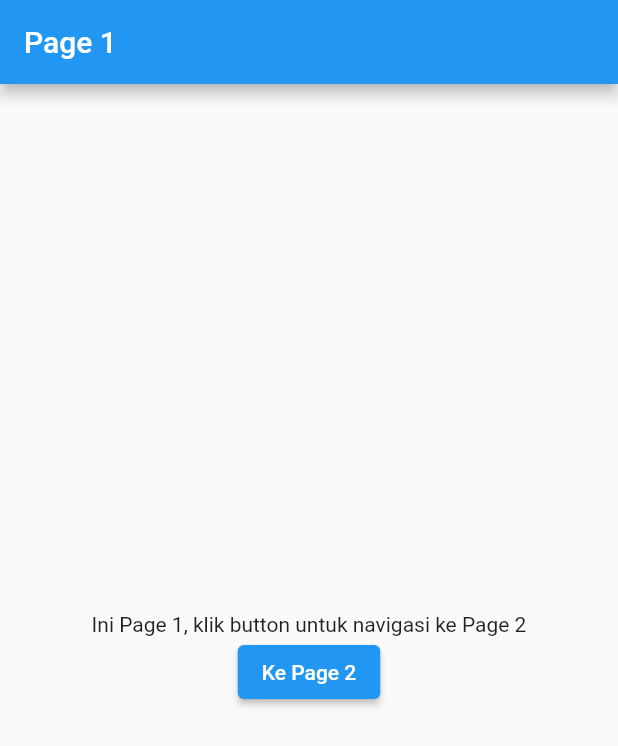
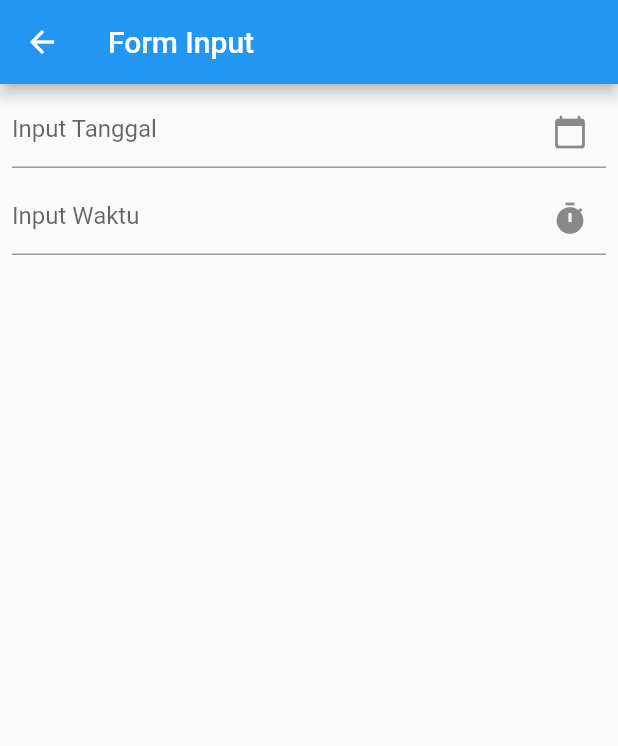
Before and after one commit to Candra06/Praktikum-Mobile, a Flutter app: the screen it shows after launch, after a tap on "Ke Page 2", on a phone screen of 412 x 824 dp. Shown: the top 746 px of the screen. Run offline on Flutter 3.47's test engine with Material 2 defaults, Android fonts, the phone set to English and light mode, and no system bars.

Commit message:
push example

```diff
--- /dev/null
+++ b/lib/example.dart
@@ -0,0 +1,62 @@
+import 'package:flutter/material.dart';
+
+class ExamplePage extends StatefulWidget {
+  const ExamplePage({Key key}) : super(key: key);
+
+  @override
+  _ExamplePageState createState() => _ExamplePageState();
+}
+
+class _ExamplePageState extends State<ExamplePage> {
+  DateTime date;
+  TimeOfDay time;
+  TextEditingController txtDate = new TextEditingController();
+  TextEditingController txtTime = new TextEditingController();
+  @override
+  Widget build(BuildContext context) {
+    return Scaffold(
+      appBar: AppBar(
+        title: Text('Form Input'),
+      ),
+      body: Padding(
+        padding: const EdgeInsets.all(8.0),
+        child: Column(
+          children: [
+            TextField(
+              controller: txtDate,
+              decoration: InputDecoration(
+                  hintText: 'Input Tanggal',
+                  suffixIcon: IconButton(
+                      onPressed: () {
+                        showDatePicker(context: context, initialDate: DateTime.now(), firstDate: DateTime(2000), lastDate: DateTime(2030)).then((value) {
+                          setState(() {
+                            txtDate.text = value.toString();
+                          });
+                        });
+                      },
+                      icon: Icon(Icons.calendar_today_rounded))),
+            ),
+            SizedBox(
+              height: 10,
+            ),
+            TextField(
+              controller: txtTime,
+              decoration: InputDecoration(
+                  hintText: 'Input Waktu',
+                  suffixIcon: IconButton(
+                      onPressed: () {
+                        showTimePicker(context: context, initialTime: TimeOfDay.now()).then((value) {
+                          setState(() {
+                            print(value.toString());
+                            txtTime.text = value.toString().substring(10, 15);
+                          });
+                        });
+                      },
+                      icon: Icon(Icons.timer))),
+            )
+          ],
+        ),
+      ),
+    );
+  }
+}
--- a/lib/page1.dart
+++ b/lib/page1.dart
@@ -23,17 +23,16 @@ class _Page1State extends State<Page1> {
           mainAxisAlignment: MainAxisAlignment.center,
           crossAxisAlignment: CrossAxisAlignment.center,
           children: [
-            InkWell(
+            // InkWell(
 
-                onTap: () {
-                  var data = {'asal': '1', 'ke': '2'};
-                  Navigator.pushNamed(context, Routes.PAGE2, arguments: data);
-                },
-                child: Text('Ini Page 1, klik button untuk navigasi ke Page 2')),
+            //     onTap: () {
+            //       var data = {'asal': '1', 'ke': '2'};
+            //       Navigator.pushNamed(context, Routes.PAGE2, arguments: data);
+            //     },
+            //     child: Text('Ini Page 1, klik button untuk navigasi ke Page 2')),
             ElevatedButton(
                 onPressed: () {
-                  var data = {'asal': '1', 'ke': '2'};
-                  Navigator.pushNamed(context, Routes.PAGE1, arguments: data);
+                  Navigator.pushNamed(context, Routes.EXAMPLE);
                 },
                 child: Text('Ke Page 2'))
           ],
--- a/lib/routes.dart
+++ b/lib/routes.dart
@@ -1,3 +1,4 @@
+import 'package:belajar_flutter/example.dart';
 import 'package:belajar_flutter/page1.dart';
 import 'package:belajar_flutter/page2.dart';
 import 'package:flutter/widgets.dart';
@@ -6,11 +7,14 @@ import 'package:flutter/material.dart';
 class Routes {
   static const String PAGE1 = '/page1';
   static const String PAGE2 = '/page2';
+  static const String EXAMPLE = '/example';
 
   static Route<dynamic> generateRoute(RouteSettings settings) {
     switch (settings.name) {
       case PAGE1:
         return MaterialPageRoute(builder: (_) => Page1());
+      case EXAMPLE:
+        return MaterialPageRoute(builder: (_) => ExamplePage());
       case PAGE2:
         Map<String, dynamic> data = settings.arguments;
         print(data);
```
